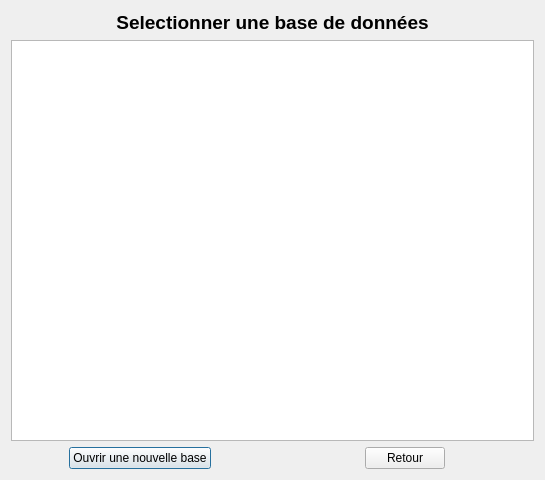
This is dblist.ui in HenriSalard/QT_TP1 as Qt 5 draws it before an edit. The edited form follows.
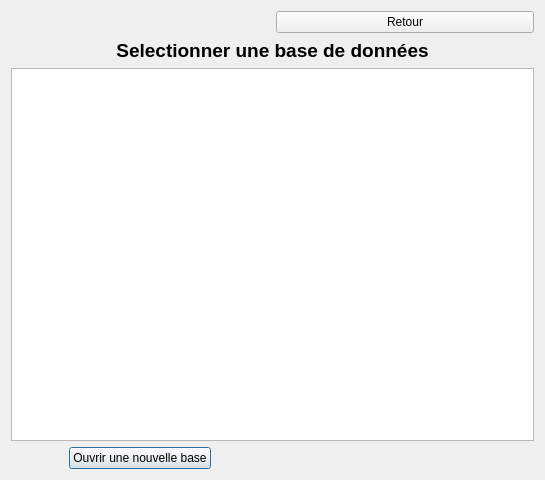
This is the edited form.

```diff
--- a/dblist.ui
+++ b/dblist.ui
@@ -14,7 +14,14 @@
    <string>Dialog</string>
   </property>
   <layout class="QGridLayout" name="gridLayout">
-   <item row="0" column="0" colspan="2">
+   <item row="6" column="0" alignment="Qt::AlignHCenter">
+    <widget class="QPushButton" name="pushButton">
+     <property name="text">
+      <string>Ouvrir une nouvelle base</string>
+     </property>
+    </widget>
+   </item>
+   <item row="1" column="0" colspan="2">
     <widget class="QLabel" name="label">
      <property name="font">
       <font>
@@ -30,23 +37,31 @@
      </property>
     </widget>
    </item>
-   <item row="2" column="0" alignment="Qt::AlignHCenter">
-    <widget class="QPushButton" name="pushButton">
-     <property name="text">
-      <string>Ouvrir une nouvelle base</string>
+   <item row="3" column="0" colspan="2">
+    <widget class="QTableWidget" name="tableWidget">
+     <property name="enabled">
+      <bool>true</bool>
+     </property>
+     <property name="font">
+      <font>
+       <pointsize>16</pointsize>
+      </font>
+     </property>
+     <property name="editTriggers">
+      <set>QAbstractItemView::NoEditTriggers</set>
      </property>
     </widget>
    </item>
-   <item row="2" column="1" alignment="Qt::AlignHCenter">
+   <item row="0" column="1">
     <widget class="QPushButton" name="pushButton_2">
+     <property name="enabled">
+      <bool>true</bool>
+     </property>
      <property name="text">
       <string>Retour</string>
      </property>
     </widget>
    </item>
-   <item row="1" column="0" colspan="2">
-    <widget class="QTableWidget" name="tableWidget"/>
-   </item>
   </layout>
  </widget>
  <resources/>
```
